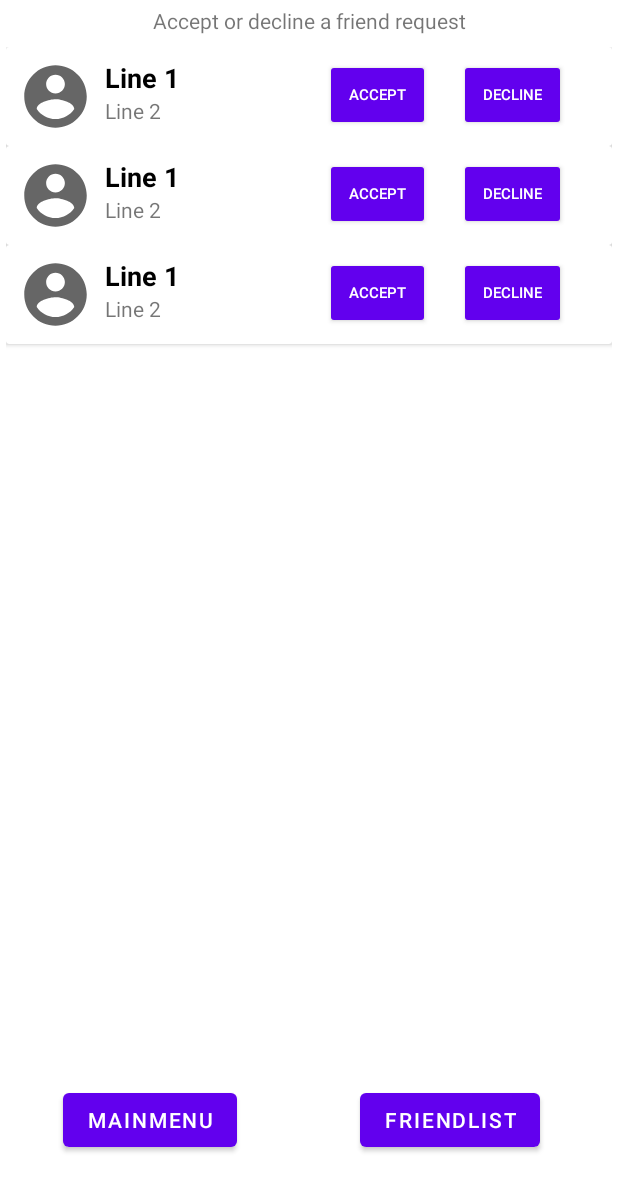
After one commit to JulianWerner98/CodeCampsTeamA, an Android app: the layout activity_friend_request.xml on its own in the app's theme, with its tools: preview values and no code run, on a phone screen of 412 x 824 dp. The commit adds this screen. Shown: the top 1191 px of the screen. Run offline under Robolectric (Android 15) with nearby library versions, the light colour scheme and no system bars.

Commit message:
feat: created friendlist and friendrequest activity

```diff
--- a/app/src/main/AndroidManifest.xml
+++ b/app/src/main/AndroidManifest.xml
@@ -10,6 +10,12 @@
         android:supportsRtl="true"
         android:theme="@style/Theme.CodeCampsTeamA">
         <activity
+            android:name=".friendlist.FriendRequestActivity"
+            android:exported="false" />
+        <activity
+            android:name=".friendlist.FriendListActivity"
+            android:exported="false" />
+        <activity
             android:name=".MainActivity"
             android:exported="true">
             <intent-filter>
--- /dev/null
+++ b/app/src/main/java/de/uniks/ws2122/cc/teamA/Constants.kt
@@ -0,0 +1,4 @@
+package de.uniks.ws2122.cc.teamA
+
+object Constants {
+}
--- /dev/null
+++ b/app/src/main/java/de/uniks/ws2122/cc/teamA/model/Friend.kt
@@ -0,0 +1,3 @@
+package de.uniks.ws2122.cc.teamA.model
+
+data class Friend(var email : String ?= null, var nickname : String ?= null, var id : String?= null)
--- /dev/null
+++ b/app/src/main/java/de/uniks/ws2122/cc/teamA/model/User.kt
@@ -0,0 +1,3 @@
+package de.uniks.ws2122.cc.teamA.model
+
+data class User(var email : String ?= null, var nickname : String ?= null)
--- /dev/null
+++ b/app/src/main/res/drawable/ic_baseline_account_circle_24.xml
@@ -0,0 +1,10 @@
+<vector xmlns:android="http://schemas.android.com/apk/res/android"
+    android:width="24dp"
+    android:height="24dp"
+    android:viewportWidth="24"
+    android:viewportHeight="24"
+    android:tint="?attr/colorControlNormal">
+  <path
+      android:fillColor="@android:color/white"
+      android:pathData="M12,2C6.48,2 2,6.48 2,12s4.48,10 10,10 10,-4.48 10,-10S17.52,2 12,2zM12,5c1.66,0 3,1.34 3,3s-1.34,3 -3,3 -3,-1.34 -3,-3 1.34,-3 3,-3zM12,19.2c-2.5,0 -4.71,-1.28 -6,-3.22 0.03,-1.99 4,-3.08 6,-3.08 1.99,0 5.97,1.09 6,3.08 -1.29,1.94 -3.5,3.22 -6,3.22z"/>
+</vector>
--- /dev/null
+++ b/app/src/main/res/layout/activity_friend_request.xml
@@ -0,0 +1,62 @@
+<?xml version="1.0" encoding="utf-8"?>
+<androidx.constraintlayout.widget.ConstraintLayout xmlns:android="http://schemas.android.com/apk/res/android"
+    xmlns:app="http://schemas.android.com/apk/res-auto"
+    xmlns:tools="http://schemas.android.com/tools"
+    android:layout_width="match_parent"
+    android:layout_height="match_parent"
+    tools:context=".friendlist.FriendRequestActivity">
+
+    <LinearLayout
+        android:id="@+id/upperLinearLayout"
+        android:layout_width="match_parent"
+        android:layout_height="wrap_content"
+        app:layout_constraintEnd_toEndOf="parent"
+        app:layout_constraintStart_toStartOf="parent"
+        app:layout_constraintTop_toTopOf="parent">
+
+        <TextView
+            android:id="@+id/tvRequestInfoText"
+            android:layout_width="81dp"
+            android:layout_height="wrap_content"
+            android:layout_weight="1"
+            android:gravity="center"
+            android:padding="4dp"
+            android:text="Accept or decline a friend request" />
+
+    </LinearLayout>
+
+    <androidx.recyclerview.widget.RecyclerView
+        android:id="@+id/RecyclerViewRequestList"
+        android:layout_width="match_parent"
+        android:layout_height="530dp"
+        android:layout_below="@id/upperLinearLayout"
+        android:clipToPadding="true"
+        android:padding="4dp"
+        app:layout_constraintEnd_toEndOf="parent"
+        app:layout_constraintStart_toStartOf="parent"
+        app:layout_constraintTop_toBottomOf="@+id/upperLinearLayout"
+        tools:listitem="@layout/request_item"/>
+
+    <Button
+        android:id="@+id/btnMainMenu"
+        android:layout_width="wrap_content"
+        android:layout_height="wrap_content"
+        android:layout_marginStart="42dp"
+        android:layout_marginBottom="53dp"
+        android:text="MainMenu"
+        app:layout_constraintBottom_toBottomOf="parent"
+        app:layout_constraintStart_toStartOf="parent" />
+
+    <Button
+        android:id="@+id/btnFriendList"
+        android:layout_width="wrap_content"
+        android:layout_height="wrap_content"
+        android:layout_marginStart="63dp"
+        android:layout_marginEnd="33dp"
+        android:layout_marginBottom="53dp"
+        android:text="Friendlist"
+        app:layout_constraintBottom_toBottomOf="parent"
+        app:layout_constraintEnd_toEndOf="parent"
+        app:layout_constraintStart_toEndOf="@+id/btnMainMenu" />
+
+</androidx.constraintlayout.widget.ConstraintLayout>
--- /dev/null
+++ b/app/src/main/res/layout/request_item.xml
@@ -0,0 +1,57 @@
+<?xml version="1.0" encoding="utf-8"?>
+<androidx.cardview.widget.CardView xmlns:android="http://schemas.android.com/apk/res/android"
+    android:layout_width="match_parent"
+    android:layout_height="wrap_content">
+
+    <RelativeLayout
+        android:layout_width="match_parent"
+        android:layout_height="match_parent"
+        android:padding="8dp">
+
+        <ImageView
+            android:id="@+id/image_view"
+            android:layout_width="50dp"
+            android:layout_height="50dp"
+            android:layout_marginEnd="8dp"
+            android:src="@drawable/ic_baseline_account_circle_24" />
+
+        <TextView
+            android:id="@+id/tvNickName"
+            android:layout_width="wrap_content"
+            android:layout_height="wrap_content"
+            android:layout_toEndOf="@id/image_view"
+            android:text="Line 1"
+            android:textColor="@android:color/black"
+            android:textSize="18sp"
+            android:textStyle="bold" />
+
+        <TextView
+            android:id="@+id/tvUserId"
+            android:layout_width="wrap_content"
+            android:layout_height="wrap_content"
+            android:layout_below="@id/tvNickName"
+            android:layout_toEndOf="@id/image_view"
+            android:text="Line 2" />
+
+        <Button
+            android:id="@+id/btnAcceptRequest"
+            style="@style/Widget.AppCompat.Button.Small"
+            android:layout_width="wrap_content"
+            android:layout_height="wrap_content"
+            android:layout_marginStart="97dp"
+            android:layout_toEndOf="@id/tvNickName"
+            android:text="Accept"
+            android:textSize="10sp" />
+
+        <Button
+            android:id="@+id/btnDeclineRequest"
+            style="@style/Widget.AppCompat.Button.Small"
+            android:layout_width="wrap_content"
+            android:layout_height="wrap_content"
+            android:layout_marginStart="19dp"
+            android:layout_toEndOf="@id/btnAcceptRequest"
+            android:text="Decline"
+            android:textSize="10sp" />
+
+    </RelativeLayout>
+</androidx.cardview.widget.CardView>
--- a/build.gradle
+++ b/build.gradle
@@ -5,7 +5,7 @@ buildscript {
         mavenCentral()
     }
     dependencies {
-        classpath "com.android.tools.build:gradle:7.0.4"
+        classpath 'com.android.tools.build:gradle:7.1.0'
         classpath "org.jetbrains.kotlin:kotlin-gradle-plugin:1.6.10"
         classpath 'com.google.gms:google-services:4.3.10'
 
```
Also changed, not shown: app/src/main/java/de/uniks/ws2122/cc/teamA/MainActivity.kt (+32 -0 lines), app/src/main/java/de/uniks/ws2122/cc/teamA/friendlist/FriendListActivity.kt (added, +12 -0 lines), app/src/main/java/de/uniks/ws2122/cc/teamA/friendlist/FriendRequestActivity.kt (added, +12 -0 lines), app/src/main/res/layout/activity_friend_list.xml (added, +78 -0 lines), app/src/main/res/layout/activity_main.xml (+37 -5 lines), app/src/main/res/layout/friend_item.xml (added, +57 -0 lines), gradle/wrapper/gradle-wrapper.properties.
